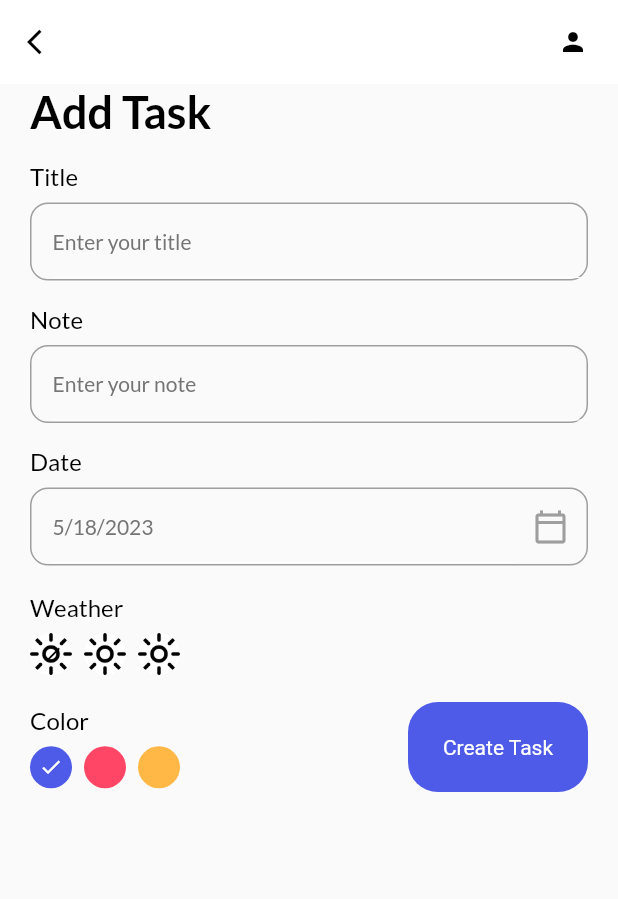
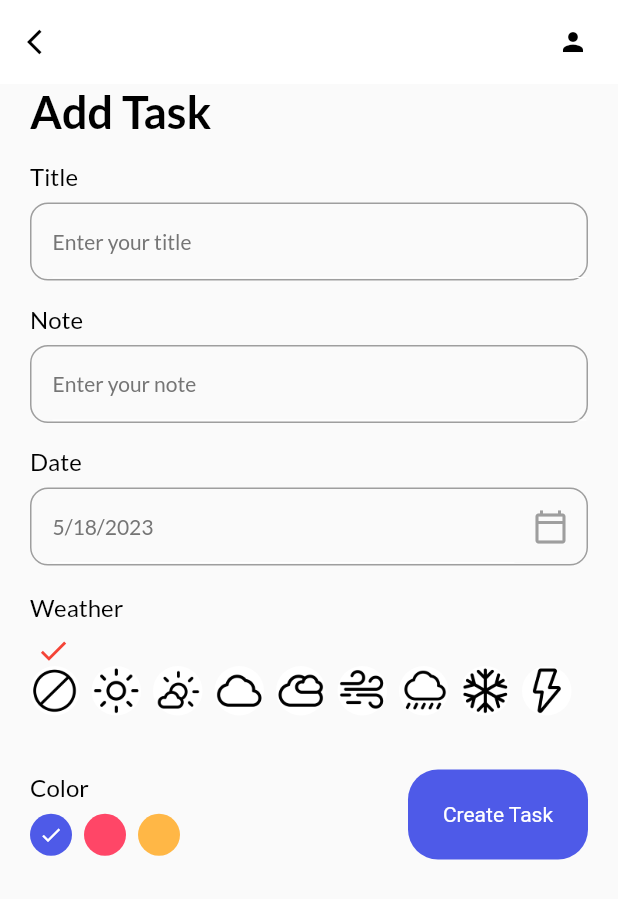
Before and after one commit to wnal4634/flutter_app, a Flutter app: the screen it shows after launch, after a tap on "+ Add Task", on a phone screen of 412 x 824 dp. Shown: the top 899 px of the screen. Run offline on Flutter 3.47's test engine with Material 2 defaults, Android fonts, the light colour scheme and no system bars; our stand-ins replace date_picker_timeline, flutter_local_notifications, flutter_staggered_animations, get, get_storage, google_fonts and 3 more; accounts and stored records are empty.

Commit message:
gettask 바로 실행되게, 날씨 선택 db저장 불러오기, 작성날짜

```diff
--- a/lib/db/db_helper.dart
+++ b/lib/db/db_helper.dart
@@ -21,8 +21,8 @@ class DBHelper {
             'CREATE TABLE $_tableName('
             'id INTEGER PRIMARY KEY AUTOINCREMENT, '
             'title STRING, note TEXT, date STRING, '
-            'color INTEGER, weather INTEGER, '
-            'isCompleted INTEGER)',
+            'writeTime STRING, color INTEGER, '
+            'weather INTEGER, isCompleted INTEGER)',
           );
         },
       );
--- a/lib/main.dart
+++ b/lib/main.dart
@@ -1,15 +1,18 @@
 import 'package:flutter/material.dart';
 import 'package:get/get.dart';
 import 'package:get_storage/get_storage.dart';
+import 'package:note_calendar/controllers/task_controller.dart';
 import 'package:note_calendar/db/db_helper.dart';
 import 'package:note_calendar/services/theme_services.dart';
 import 'package:note_calendar/ui/home_page.dart';
 import 'package:note_calendar/ui/theme.dart';
 
 void main() async {
+  final taskController = Get.put(TaskController());
   WidgetsFlutterBinding.ensureInitialized();
   await DBHelper.initDb();
   await GetStorage.init();
+  taskController.getTask();
   runApp(const MyApp());
 }
 
--- a/lib/models/task.dart
+++ b/lib/models/task.dart
@@ -4,6 +4,7 @@ class Task {
   String? note;
   int? isCompleted;
   String? date;
+  String? writeTime;
   int? color;
   int? weather;
 
@@ -13,6 +14,7 @@ class Task {
     this.note,
     this.isCompleted,
     this.date,
+    this.writeTime,
     this.color,
     this.weather,
   });
@@ -23,6 +25,7 @@ class Task {
     note = json['note'];
     isCompleted = json['isCompleted'];
     date = json['date'];
+    writeTime = json['writeTime'];
     color = json['color'];
     weather = json['weather'];
   }
@@ -34,6 +37,7 @@ class Task {
     data['note'] = note;
     data['isCompleted'] = isCompleted;
     data['date'] = date;
+    data['writeTime'] = writeTime;
     data['color'] = color;
     data['weather'] = weather;
     return data;
--- a/lib/ui/add_task_bar.dart
+++ b/lib/ui/add_task_bar.dart
@@ -21,6 +21,7 @@ class _AddTaskPageState extends State<AddTaskPage> {
   DateTime _selectedDate = DateTime.now();
   final String _startTime =
       DateFormat('hh:mm a').format(DateTime.now()).toString();
+  final String _writeTime = DateFormat.yMd().format(DateTime.now()).toString();
   int _selectedColor = 0;
   int _selectedWeather = 0;
 
@@ -68,7 +69,7 @@ class _AddTaskPageState extends State<AddTaskPage> {
               ),
               _weatherPallete(),
               const SizedBox(
-                height: 18,
+                height: 36,
               ),
               Row(
                 mainAxisAlignment: MainAxisAlignment.spaceBetween,
@@ -111,6 +112,7 @@ class _AddTaskPageState extends State<AddTaskPage> {
         note: _noteController.text,
         title: _titleController.text,
         date: DateFormat.yMd().format(_selectedDate),
+        writeTime: _writeTime,
         color: _selectedColor,
         weather: _selectedWeather,
         isCompleted: 0,
@@ -181,7 +183,7 @@ class _AddTaskPageState extends State<AddTaskPage> {
         ),
         Wrap(
           children: List<Widget>.generate(
-            3,
+            9,
             (int index) {
               return GestureDetector(
                 onTap: () {
@@ -191,27 +193,62 @@ class _AddTaskPageState extends State<AddTaskPage> {
                 },
                 child: Padding(
                   padding: const EdgeInsets.only(
+                    top: 22,
                     right: 8.0,
                   ),
-                  child: CircleAvatar(
-                    radius: 14,
+                  child: Stack(
+                    children: [
+                      CircleAvatar(
+                        radius: 16.5,
                         // backgroundColor: index == 0
                         //     ? primaryClr
                         //     : index == 1
                         //         ? pinkClr
                         //         : yellowClr,
 
-                    backgroundColor: Colors.white,
-                    backgroundImage: const AssetImage('icon/sunny.png'),
-
+                        backgroundColor: context.theme.colorScheme.background,
+                        backgroundImage: index == 0
+                            ? const AssetImage('icon/none.png')
+                            : index == 1
+                                ? const AssetImage('icon/sun.png')
+                                : index == 2
+                                    ? const AssetImage('icon/cloud_sun.png')
+                                    : index == 3
+                                        ? const AssetImage('icon/cloud.png')
+                                        : index == 4
+                                            ? const AssetImage(
+                                                'icon/cloudy.png')
+                                            : index == 5
+                                                ? const AssetImage(
+                                                    'icon/wind.png')
+                                                : index == 6
+                                                    ? const AssetImage(
+                                                        'icon/rain.png')
+                                                    : index == 7
+                                                        ? const AssetImage(
+                                                            'icon/snow.png')
+                                                        : const AssetImage(
+                                                            'icon/thunder.png'),
                         child: _selectedWeather == index
-                        ? const Icon(
+                            ? Transform.translate(
+                                offset: const Offset(-1, -27),
+                                child: const Icon(
                                   Icons.done,
-                            color: Colors.black,
-                            size: 16,
+                                  color: Colors.red,
+                                  size: 23,
+                                ),
                               )
                             : Container(),
                       ),
+                    ],
+                  ),
+                  // child: SizedBox(
+                  //   child: index == 0
+                  //       ? const Icon(Icons.wb_sunny_outlined)
+                  //       : index == 1
+                  //           ? const Icon(Icons.cloud_outlined)
+                  //           : const Icon(Icons.water_drop_outlined),
+                  // ),
                 ),
               );
             },
```
Also changed, not shown: lib/ui/widgets/task_tile.dart (+58 -10 lines), pubspec.yaml (+11 -1 lines), icon/cloud.png (added), icon/cloud_sun.png (added), icon/cloudy.png (added), icon/moon.png (added), icon/none.png (added), icon/rain.png (added), icon/snow.png (added), icon/sun.png (added), icon/sunny.png (deleted), icon/thunder.png (added), icon/wind.png (added), pubspec.lock. Lines whose indentation alone changed are shown as unchanged.
